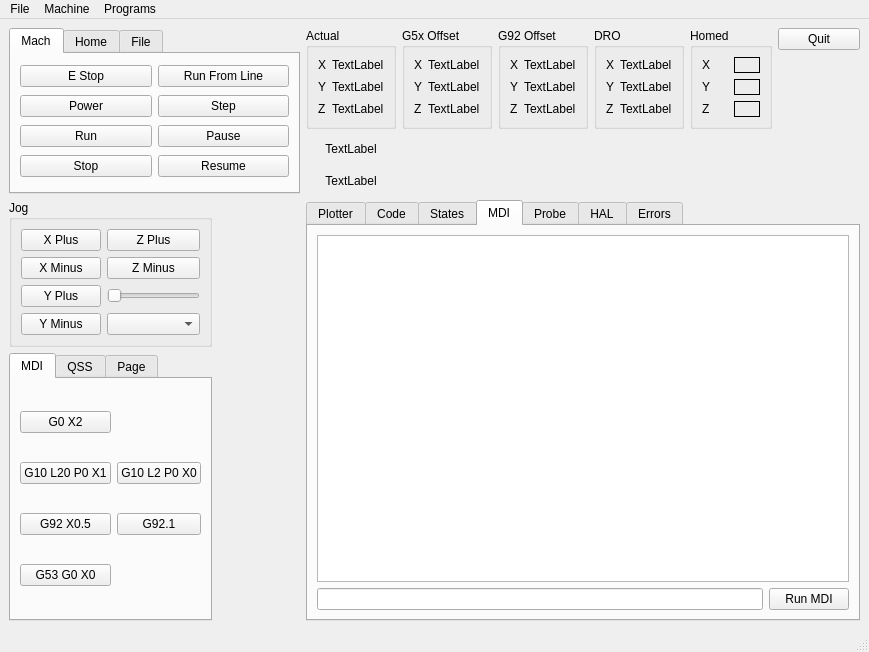
Qt form examples/testgui/test.ui (jethornton/flexgui) before a commit.
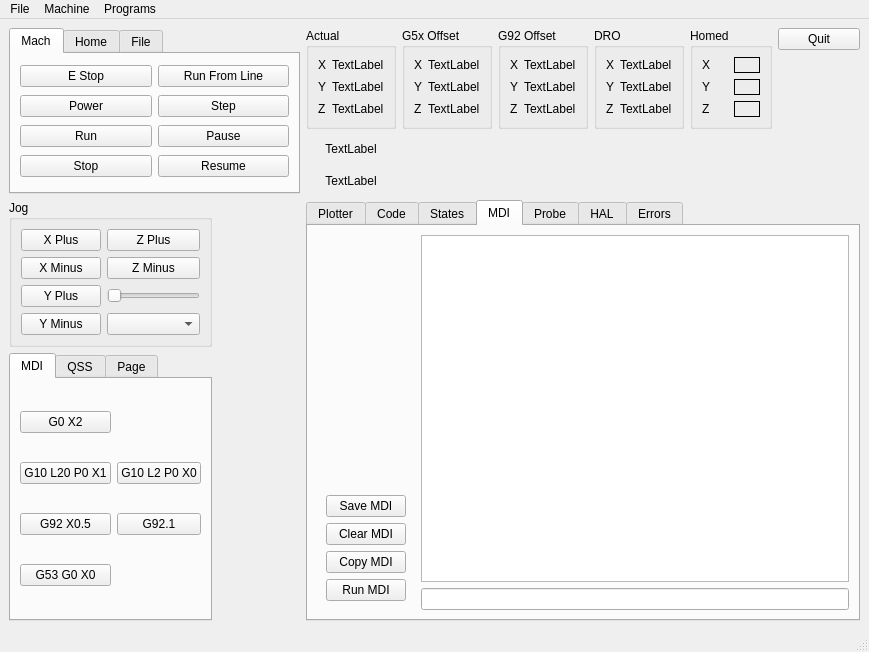
The same form after that commit. The open tabs and pages were chosen to show the change.

The edit to the form file:
```diff
--- a/examples/testgui/test.ui
+++ b/examples/testgui/test.ui
@@ -443,17 +443,57 @@
         <string>MDI</string>
        </attribute>
        <layout class="QGridLayout" name="gridLayout_9">
-        <item row="0" column="0" colspan="2">
+        <item row="0" column="1">
          <widget class="QListWidget" name="mdi_history_lw"/>
         </item>
-        <item row="1" column="0">
+        <item row="1" column="1">
          <widget class="QLineEdit" name="mdi_command_le"/>
         </item>
-        <item row="1" column="1">
-         <widget class="QPushButton" name="run_mdi_pb">
-          <property name="text">
-           <string>Run MDI</string>
-          </property>
+        <item row="0" column="0" rowspan="2">
+         <widget class="QWidget" name="widget" native="true">
+          <layout class="QVBoxLayout" name="verticalLayout_2">
+           <item>
+            <spacer name="verticalSpacer_4">
+             <property name="orientation">
+              <enum>Qt::Vertical</enum>
+             </property>
+             <property name="sizeHint" stdset="0">
+              <size>
+               <width>20</width>
+               <height>40</height>
+              </size>
+             </property>
+            </spacer>
+           </item>
+           <item>
+            <widget class="QPushButton" name="save_mdi_history_pb">
+             <property name="text">
+              <string>Save MDI</string>
+             </property>
+            </widget>
+           </item>
+           <item>
+            <widget class="QPushButton" name="clear_mdi_history_pb">
+             <property name="text">
+              <string>Clear MDI</string>
+             </property>
+            </widget>
+           </item>
+           <item>
+            <widget class="QPushButton" name="copy_mdi_history_pb">
+             <property name="text">
+              <string>Copy MDI</string>
+             </property>
+            </widget>
+           </item>
+           <item>
+            <widget class="QPushButton" name="run_mdi_pb">
+             <property name="text">
+              <string>Run MDI</string>
+             </property>
+            </widget>
+           </item>
+          </layout>
          </widget>
         </item>
        </layout>
```
Left out of the diff: 2 changed lines with no effect on the pictures.
